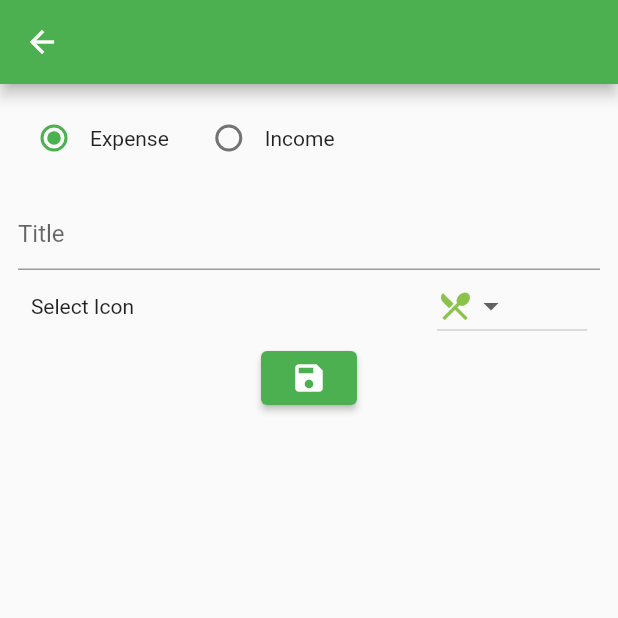
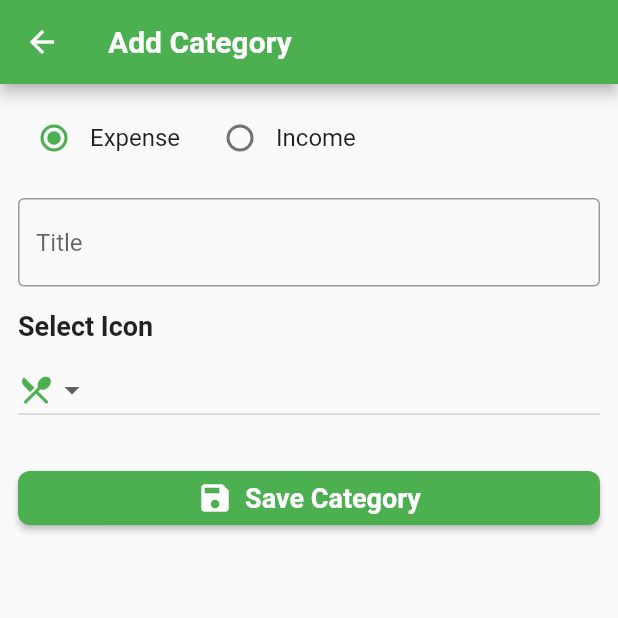
Before and after one commit to aryanPokharel/BudgetBuddy, a Flutter app: the AddCategory screen opened by its route, on a phone screen of 412 x 824 dp, the top half of it. Run offline on Flutter 3.47's test engine with Material 2 defaults, Android fonts, the phone set to English and light mode, and no system bars.

Commit message:
categories add form modified

```diff
--- a/lib/Screens/AddCategory.dart
+++ b/lib/Screens/AddCategory.dart
@@ -30,30 +30,28 @@ class _AddCategoryState extends State<AddCategory> {
     Icons.question_mark,
   ];
 
-  // List<IconData> incomeIcons = [
-  //   Icons.money,
-  //   Icons.currency_bitcoin,
-  //   Icons.gesture,
-  //   Icons.handshake,
-  //   Icons.find_replace,
-  // ];
-
-  // Declare a variable to store the selected icon
   IconData selectedIcon = Icons.local_dining;
 
   @override
   Widget build(BuildContext context) {
     saveCategory(dynamic type, dynamic title, dynamic icon) {
       var newCategory = {"type": type, "title": title, "icon": icon.codePoint};
-      print(newCategory);
       context.read<StateProvider>().setCategoryList(newCategory);
     }
 
     return Scaffold(
-      appBar: AppBar(),
+      appBar: AppBar(
+        title: const Text(
+          'Add Category',
+          style: TextStyle(
+            fontWeight: FontWeight.bold,
+          ),
+        ),
+      ),
       body: Padding(
         padding: const EdgeInsets.all(12),
         child: Column(
+          crossAxisAlignment: CrossAxisAlignment.stretch,
           children: [
             Row(
               children: [
@@ -66,7 +64,12 @@ class _AddCategoryState extends State<AddCategory> {
                     });
                   },
                 ),
-                const Text("Expense"),
+                const Text(
+                  "Expense",
+                  style: TextStyle(
+                    fontSize: 16,
+                  ),
+                ),
                 const SizedBox(width: 16),
                 Radio(
                   value: "Income",
@@ -77,7 +80,12 @@ class _AddCategoryState extends State<AddCategory> {
                     });
                   },
                 ),
-                const Text("Income"),
+                const Text(
+                  "Income",
+                  style: TextStyle(
+                    fontSize: 16,
+                  ),
+                ),
               ],
             ),
             const SizedBox(height: 16),
@@ -90,17 +98,28 @@ class _AddCategoryState extends State<AddCategory> {
               },
               decoration: const InputDecoration(
                 hintText: "Title",
+                border: OutlineInputBorder(
+                  borderSide: BorderSide(
+                    color: Colors.green,
                   ),
                 ),
-            SizedBox(
-              width: MediaQuery.of(context).size.width * 0.9,
-              child: Row(
-                mainAxisAlignment: MainAxisAlignment.spaceBetween,
-                children: [
-                  const Text('Select Icon'),
-                  SizedBox(
-                    width: 100,
-                    child: DropdownButton<IconData>(
+                focusedBorder: OutlineInputBorder(
+                  borderSide: BorderSide(
+                    color: Colors.green,
+                  ),
+                ),
+              ),
+            ),
+            const SizedBox(height: 16),
+            const Text(
+              'Select Icon',
+              style: TextStyle(
+                fontSize: 18,
+                fontWeight: FontWeight.bold,
+              ),
+            ),
+            const SizedBox(height: 8),
+            DropdownButton<IconData>(
               value: selectedIcon,
               onChanged: (IconData? newValue) {
                 setState(() {
@@ -113,24 +132,37 @@ class _AddCategoryState extends State<AddCategory> {
                     value: icon,
                     child: Icon(
                       icon,
-                              color: Colors.lightGreen,
+                      color: Colors.green,
                     ),
                   );
                 },
               ).toList(),
             ),
-                  ),
-                ],
-              ),
-            ),
+            const SizedBox(height: 24),
             ElevatedButton(
               style: ElevatedButton.styleFrom(
                 backgroundColor: Colors.green,
+                shape: RoundedRectangleBorder(
+                  borderRadius: BorderRadius.circular(8),
+                ),
               ),
               onPressed: () {
                 saveCategory(_categoryType, title, selectedIcon);
               },
-              child: const Icon(Icons.save),
+              child: const Row(
+                mainAxisAlignment: MainAxisAlignment.center,
+                children: [
+                  Icon(Icons.save),
+                  SizedBox(width: 8),
+                  Text(
+                    'Save Category',
+                    style: TextStyle(
+                      fontSize: 18,
+                      fontWeight: FontWeight.bold,
+                    ),
+                  ),
+                ],
+              ),
             ),
           ],
         ),
```
Lines whose indentation alone changed are shown as unchanged.
